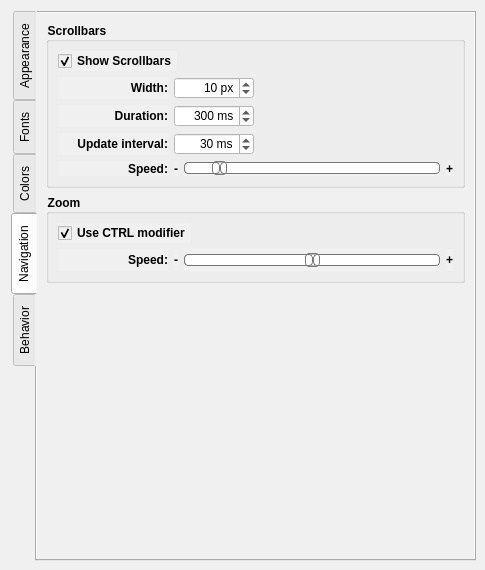
Old version of the form src/app/seamly2d/dialogs/configpages/preferencesgraphicsviewpage.ui in the repository FashionFreedom/Seamly2D.
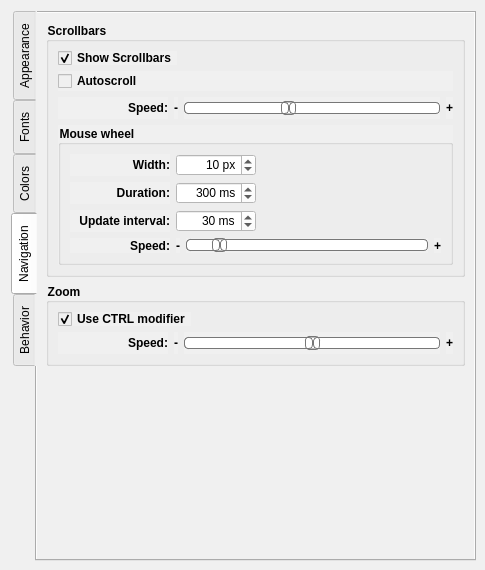
New version of the form. The open tabs and pages were chosen to show the change. Custom widgets are drawn as their Qt base class.

Commit message: fix scroll with delay

```diff
--- a/src/app/seamly2d/dialogs/configpages/preferencesgraphicsviewpage.ui
+++ b/src/app/seamly2d/dialogs/configpages/preferencesgraphicsviewpage.ui
@@ -1811,11 +1811,11 @@
       <attribute name="title">
        <string>Navigation</string>
       </attribute>
-      <layout class="QVBoxLayout" name="verticalLayout_17">
+      <layout class="QVBoxLayout" name="verticalLayout_24">
        <item>
         <widget class="QGroupBox" name="scrollBarGroupBox">
          <property name="sizePolicy">
-          <sizepolicy hsizetype="Expanding" vsizetype="Preferred">
+          <sizepolicy hsizetype="Expanding" vsizetype="Expanding">
            <horstretch>0</horstretch>
            <verstretch>0</verstretch>
           </sizepolicy>
@@ -1844,7 +1844,7 @@
          <property name="alignment">
           <set>Qt::AlignLeading|Qt::AlignLeft|Qt::AlignVCenter</set>
          </property>
-         <layout class="QVBoxLayout" name="verticalLayout_9">
+         <layout class="QVBoxLayout" name="verticalLayout_17">
           <item>
            <widget class="QCheckBox" name="showScrollBars_CheckBox">
             <property name="sizePolicy">
@@ -1873,6 +1873,188 @@
            </widget>
           </item>
           <item>
+           <widget class="QCheckBox" name="autoscroll_CheckBox">
+            <property name="text">
+             <string>Autoscroll</string>
+            </property>
+           </widget>
+          </item>
+          <item>
+           <layout class="QFormLayout" name="Autoscrollspeed">
+            <item row="0" column="0">
+             <widget class="QLabel" name="label">
+              <property name="minimumSize">
+               <size>
+                <width>110</width>
+                <height>0</height>
+               </size>
+              </property>
+              <property name="font">
+               <font>
+                <pointsize>9</pointsize>
+               </font>
+              </property>
+              <property name="text">
+               <string>Speed:</string>
+              </property>
+              <property name="alignment">
+               <set>Qt::AlignRight|Qt::AlignTrailing|Qt::AlignVCenter</set>
+              </property>
+             </widget>
+            </item>
+            <item row="0" column="1">
+             <layout class="QHBoxLayout" name="horizontalLayout_2">
+              <item>
+               <widget class="QLabel" name="label_2">
+                <property name="maximumSize">
+                 <size>
+                  <width>10</width>
+                  <height>16777215</height>
+                 </size>
+                </property>
+                <property name="font">
+                 <font>
+                  <pointsize>9</pointsize>
+                 </font>
+                </property>
+                <property name="text">
+                 <string>-</string>
+                </property>
+                <property name="alignment">
+                 <set>Qt::AlignRight|Qt::AlignTrailing|Qt::AlignVCenter</set>
+                </property>
+                <property name="indent">
+                 <number>0</number>
+                </property>
+               </widget>
+              </item>
+              <item>
+               <widget class="QSlider" name="autoScrollSpeed_Slider">
+                <property name="sizePolicy">
+                 <sizepolicy hsizetype="Expanding" vsizetype="Fixed">
+                  <horstretch>0</horstretch>
+                  <verstretch>0</verstretch>
+                 </sizepolicy>
+                </property>
+                <property name="minimumSize">
+                 <size>
+                  <width>225</width>
+                  <height>22</height>
+                 </size>
+                </property>
+                <property name="maximumSize">
+                 <size>
+                  <width>16777215</width>
+                  <height>16777215</height>
+                 </size>
+                </property>
+                <property name="styleSheet">
+                 <string notr="true">QSlider::groove:horizontal {
+border: 1px solid #bbb;
+background: white;
+height: 10px;
+border-radius: 4px;
+}
+
+QSlider::sub-page:horizontal {
+background: qlineargradient(x1: 0, y1: 0,    x2: 0, y2: 1,
+stop: 0 #66e, stop: 1 #bbf);
+background: qlineargradient(x1: 0, y1: 0.2, x2: 1, y2: 1,
+stop: 0 #bbf, stop: 1 #55f);
+border: 1px solid #777;
+height: 10px;
+border-radius: 4px;
+}
+
+QSlider::add-page:horizontal {
+background: #fff;
+border: 1px solid #777;
+height: 10px;
+border-radius: 4px;
+}
+
+QSlider::handle:horizontal {
+background: qlineargradient(x1:0, y1:0, x2:1, y2:1,
+stop:0 #eee, stop:1 #ccc);
+border: 1px solid #777;
+width: 13px;
+margin-top: -2px;
+margin-bottom: -2px;
+border-radius: 4px;
+}
+
+QSlider::handle:horizontal:hover {
+background: qlineargradient(x1:0, y1:0, x2:1, y2:1,
+stop:0 #fff, stop:1 #ddd);
+border: 1px solid #444;
+border-radius: 4px;
+}
+
+QSlider::sub-page:horizontal:disabled {
+background: #bbb;
+border-color: #999;
+}
+
+QSlider::add-page:horizontal:disabled {
+background: #eee;
+border-color: #999;
+}
+
+QSlider::handle:horizontal:disabled {
+background: #eee;
+border: 1px solid #aaa;
+border-radius: 4px;
+}</string>
+                </property>
+                <property name="minimum">
+                 <number>0</number>
+                </property>
+                <property name="maximum">
+                 <number>400</number>
+                </property>
+                <property name="value">
+                 <number>160</number>
+                </property>
+                <property name="sliderPosition">
+                 <number>160</number>
+                </property>
+                <property name="orientation">
+                 <enum>Qt::Horizontal</enum>
+                </property>
+               </widget>
+              </item>
+              <item>
+               <widget class="QLabel" name="label_6">
+                <property name="maximumSize">
+                 <size>
+                  <width>10</width>
+                  <height>16777215</height>
+                 </size>
+                </property>
+                <property name="font">
+                 <font>
+                  <pointsize>9</pointsize>
+                 </font>
+                </property>
+                <property name="text">
+                 <string>+</string>
+                </property>
+                <property name="alignment">
+                 <set>Qt::AlignLeading|Qt::AlignLeft|Qt::AlignVCenter</set>
+                </property>
+               </widget>
+              </item>
+             </layout>
+            </item>
+           </layout>
+          </item>
+          <item>
+           <widget class="QGroupBox" name="mouseWheel_GroupBox">
+            <property name="title">
+             <string>Mouse wheel</string>
+            </property>
+            <layout class="QVBoxLayout" name="verticalLayout_9">
+             <item>
            <layout class="QFormLayout" name="formLayout_5">
             <item row="0" column="0">
              <widget class="QLabel" name="scrollBarWidthLabel">
@@ -1884,7 +2066,7 @@
               </property>
               <property name="minimumSize">
                <size>
-                <width>110</width>
+                   <width>100</width>
                 <height>14</height>
                </size>
               </property>
@@ -1938,7 +2120,7 @@
              <widget class="QLabel" name="scrollDurationLabel">
               <property name="minimumSize">
                <size>
-                <width>110</width>
+                   <width>100</width>
                 <height>0</height>
                </size>
               </property>
@@ -1995,7 +2177,7 @@
              <widget class="QLabel" name="scrollUpdateIntervalLabel">
               <property name="minimumSize">
                <size>
-                <width>110</width>
+                   <width>100</width>
                 <height>0</height>
                </size>
               </property>
@@ -2052,7 +2234,7 @@
              <widget class="QLabel" name="label_3">
               <property name="minimumSize">
                <size>
-                <width>110</width>
+                   <width>100</width>
                 <height>0</height>
                </size>
               </property>
@@ -2209,6 +2391,9 @@
          </layout>
         </widget>
        </item>
+         </layout>
+        </widget>
+       </item>
        <item>
         <widget class="QGroupBox" name="zoomGroupBox">
          <property name="sizePolicy">
@@ -2269,7 +2454,7 @@
           <item>
            <layout class="QFormLayout" name="formLayout_6">
             <item row="0" column="0">
-             <widget class="QLabel" name="label">
+             <widget class="QLabel" name="label_7">
               <property name="minimumSize">
                <size>
                 <width>110</width>
@@ -2290,9 +2475,9 @@
              </widget>
             </item>
             <item row="0" column="1">
-             <layout class="QHBoxLayout" name="horizontalLayout_2">
+             <layout class="QHBoxLayout" name="zoomSpeed">
               <item>
-               <widget class="QLabel" name="label_2">
+               <widget class="QLabel" name="label_8">
                 <property name="maximumSize">
                  <size>
                   <width>10</width>
@@ -2405,7 +2590,7 @@
                </widget>
               </item>
               <item>
-               <widget class="QLabel" name="label_6">
+               <widget class="QLabel" name="label_9">
                 <property name="maximumSize">
                  <size>
                   <width>10</width>
```
Left out of the diff: 4 changed lines with no effect on the pictures. Lines whose indentation alone changed are shown as unchanged. The commit also changes 12 other files.
